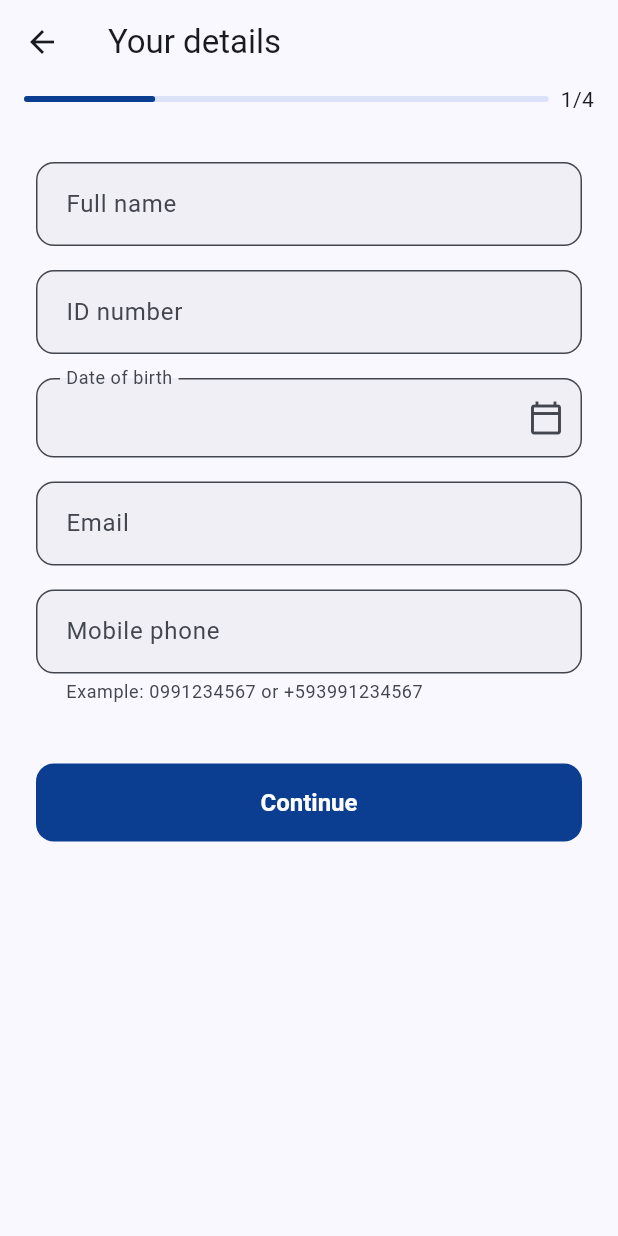
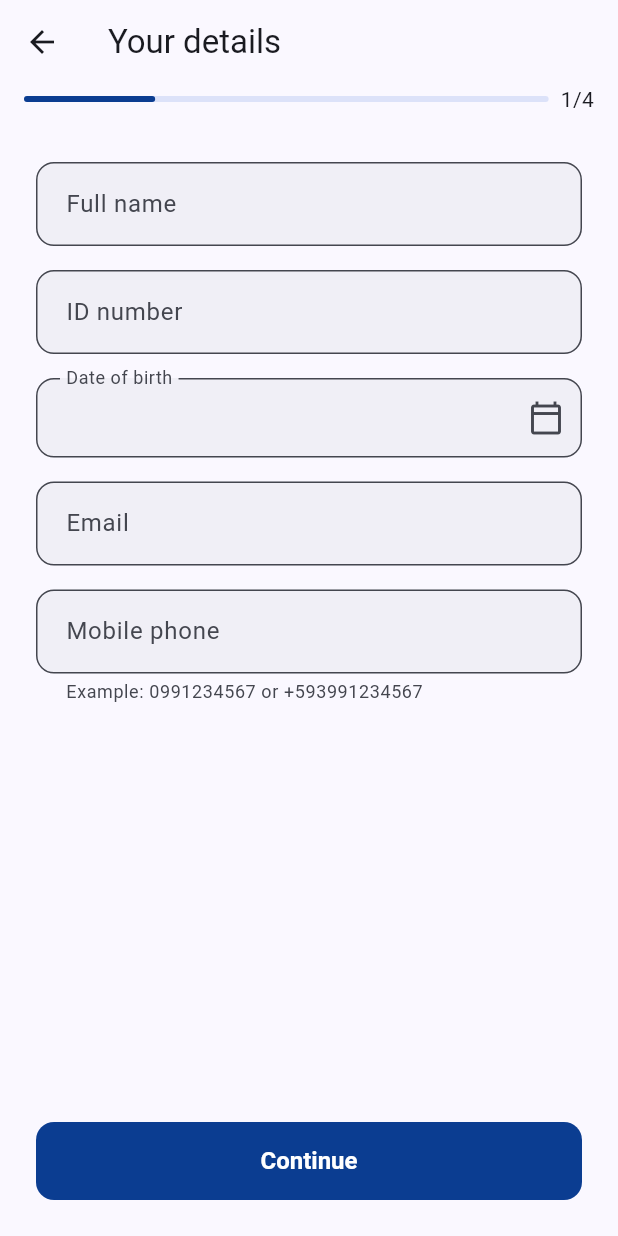
Before and after one commit to victoriacusme/app, a Flutter app: the screen it shows after launch, after a tap on "Sign in", after a tap on "Don't have an account? Create one", on a phone screen of 412 x 824 dp. Run offline on Flutter 3.47's test engine with Material 3 defaults, Android fonts, the phone set to English and light mode, and no system bars; our stand-ins replace bloc_concurrency, connectivity_plus, device_info_plus, dio, equatable, flutter_bloc and 7 more; missing offline and left inert: pointycastle; accounts and stored records are empty.

````diff
--- /dev/null
+++ b/config/dev.json
@@ -0,0 +1,4 @@
+{
+  "ENV": "dev",
+  "API_BASE_URL": "http://10.0.2.2:8080"
+}
--- /dev/null
+++ b/config/prod.json
@@ -0,0 +1,5 @@
+{
+  "ENV": "prod",
+  "API_BASE_URL": "https://api.nexo.ec",
+  "PIN_SHA256": ""
+}
--- /dev/null
+++ b/config/staging.json
@@ -0,0 +1,4 @@
+{
+  "ENV": "staging",
+  "API_BASE_URL": "https://ragweed-onshore-correct.ngrok-free.dev"
+}
--- a/lib/core/config/env.dart
+++ b/lib/core/config/env.dart
@@ -1,13 +1,73 @@
-/// Configuración inyectada en compilación con `--dart-define`.
+import 'dart:io';
+
+import 'package:device_info_plus/device_info_plus.dart';
+import 'package:flutter/foundation.dart';
+
+/// Entorno de la app y URL del backend.
 ///
-/// Ejemplo: `flutter run --dart-define=API_BASE_URL=http://10.0.2.2:8080`.
-/// `10.0.2.2` es el host de la máquina visto desde el emulador de Android.
+/// **Sin configurar nada** (el Run por defecto del IDE) la app elige sola
+/// según dónde corre:
+///
+/// | Dispositivo            | Backend                                        |
+/// |------------------------|------------------------------------------------|
+/// | Teléfono físico        | Túnel HTTPS fijo ([stagingUrl]), cualquier red |
+/// | Emulador de Android    | `http://10.0.2.2:8080` (la PC, directo)        |
+/// | Simulador de iOS       | `http://localhost:8080` (la PC, directo)       |
+///
+/// Una URL explícita siempre manda (p. ej. producción):
+///
+/// ```bash
+/// flutter run --dart-define-from-file=config/prod.json
+/// ```
 abstract final class Env {
-  static const apiBaseUrl = String.fromEnvironment(
-    'API_BASE_URL',
-    defaultValue: 'http://10.0.2.2:8080',
-  );
+  /// URL pública fija del túnel hacia el gateway local (perfil `tunnel` del
+  /// docker compose de `app-backend`). Igual a `config/staging.json`.
+  static const stagingUrl = 'https://ragweed-onshore-correct.ngrok-free.dev';
+
+  static const _definedUrl = String.fromEnvironment('API_BASE_URL');
+  static const _definedName = String.fromEnvironment('ENV');
 
   static const connectTimeout = Duration(seconds: 5);
   static const receiveTimeout = Duration(seconds: 10);
+
+  static String _apiBaseUrl = _definedUrl.isNotEmpty
+      ? _definedUrl
+      : 'http://10.0.2.2:8080';
+  static String _name = _definedName.isNotEmpty ? _definedName : 'dev';
+
+  /// URL del backend. Se resuelve en [init] al arrancar la app.
+  static String get apiBaseUrl => _apiBaseUrl;
+
+  /// `dev`, `staging` o `prod`.
+  static String get name => _name;
+
+  static bool get isProduction => _name == 'prod';
+
+  /// Resuelve la URL según el dispositivo, salvo que venga explícita.
+  static Future<void> init({DeviceInfoPlugin? deviceInfo}) async {
+    if (_definedUrl.isNotEmpty) return;
+    final (url, name) = await _detect(deviceInfo ?? DeviceInfoPlugin());
+    _apiBaseUrl = url;
+    _name = _definedName.isNotEmpty ? _definedName : name;
+    debugPrint('Backend ($_name): $_apiBaseUrl');
+  }
+
+  static Future<(String, String)> _detect(DeviceInfoPlugin info) async {
+    try {
+      if (Platform.isAndroid) {
+        return (await info.androidInfo).isPhysicalDevice
+            ? (stagingUrl, 'staging')
+            : ('http://10.0.2.2:8080', 'dev');
+      }
+      if (Platform.isIOS) {
+        return (await info.iosInfo).isPhysicalDevice
+            ? (stagingUrl, 'staging')
+            : ('http://localhost:8080', 'dev');
+      }
+    } catch (_) {
+      // Sin información del dispositivo: se usa el túnel, que funciona en
+      // cualquier dispositivo con internet.
+    }
+    return (stagingUrl, 'staging');
+  }
 }
--- a/lib/core/network/dio_client.dart
+++ b/lib/core/network/dio_client.dart
@@ -22,7 +22,7 @@ Dio createDioClient({
   required TokenStore tokenStore,
   required TokenRefresher refresh,
   required void Function() onSessionExpired,
-  String baseUrl = Env.apiBaseUrl,
+  String? baseUrl,
   CircuitBreakerInterceptor? circuitBreaker,
   Delay? retryDelay,
   CertificatePinning? pinning,
@@ -30,7 +30,7 @@ Dio createDioClient({
 }) {
   final dio = Dio(
     BaseOptions(
-      baseUrl: baseUrl,
+      baseUrl: baseUrl ?? Env.apiBaseUrl,
       connectTimeout: Env.connectTimeout,
       receiveTimeout: Env.receiveTimeout,
       contentType: Headers.jsonContentType,
--- a/lib/features/auth/presentation/onboarding/onboarding_page.dart
+++ b/lib/features/auth/presentation/onboarding/onboarding_page.dart
@@ -100,7 +100,12 @@ class _StepLayout extends StatelessWidget {
   Widget build(BuildContext context) {
     final state = context.watch<OnboardingCubit>().state;
     final l10n = context.l10n;
-    return ListView(
+    // El botón queda fijo abajo, fuera del scroll: siempre visible aunque el
+    // formulario sea largo o el teclado achique la pantalla.
+    return Column(
+      children: [
+        Expanded(
+          child: ListView(
             padding: const EdgeInsets.all(Spacing.lg),
             children: [
               if (state.failure != null) ...[
@@ -111,8 +116,17 @@ class _StepLayout extends StatelessWidget {
                 const SizedBox(height: Spacing.md),
               ],
               ...children,
-        const SizedBox(height: Spacing.lg),
-        PrimaryButton(
+            ],
+          ),
+        ),
+        Padding(
+          padding: const EdgeInsets.fromLTRB(
+            Spacing.lg,
+            Spacing.sm,
+            Spacing.lg,
+            Spacing.lg,
+          ),
+          child: PrimaryButton(
             key: const Key('onboarding_next'),
             label: buttonLabel ?? l10n.continueAction,
             loading: state.submitting,
@@ -120,6 +134,7 @@ class _StepLayout extends StatelessWidget {
               FocusScope.of(context).unfocus();
               context.read<OnboardingCubit>().next();
             },
+          ),
         ),
       ],
     );
--- a/lib/main.dart
+++ b/lib/main.dart
@@ -10,12 +10,15 @@ import 'app/app_lock_cubit.dart';
 import 'app/app_settings_cubit.dart';
 import 'app/di.dart';
 import 'app/session_cubit.dart';
+import 'core/config/env.dart';
 import 'core/connectivity/connectivity_cubit.dart';
 import 'core/storage/encrypted_cache.dart';
 import 'features/notifications/infrastructure/local_notifications_service.dart';
 
 Future<void> main() async {
   WidgetsFlutterBinding.ensureInitialized();
+  // Backend según el dispositivo (teléfono → túnel HTTPS, emulador → PC).
+  await Env.init();
   // Nombres de meses y días para las fechas en español e inglés.
   await initializeDateFormatting();
 
--- a/pubspec.yaml
+++ b/pubspec.yaml
@@ -26,6 +26,7 @@ dependencies:
   flutter_local_notifications: '>=22.3.1 <23.0.0-0'
   pointycastle: ^4.0.0
   local_auth: ^3.0.2
+  device_info_plus: ^13.3.0
 dev_dependencies:
   flutter_test:
     sdk: flutter
````
Also changed, not shown: pubspec.lock, 5 other files. Lines whose indentation alone changed are shown as unchanged.
